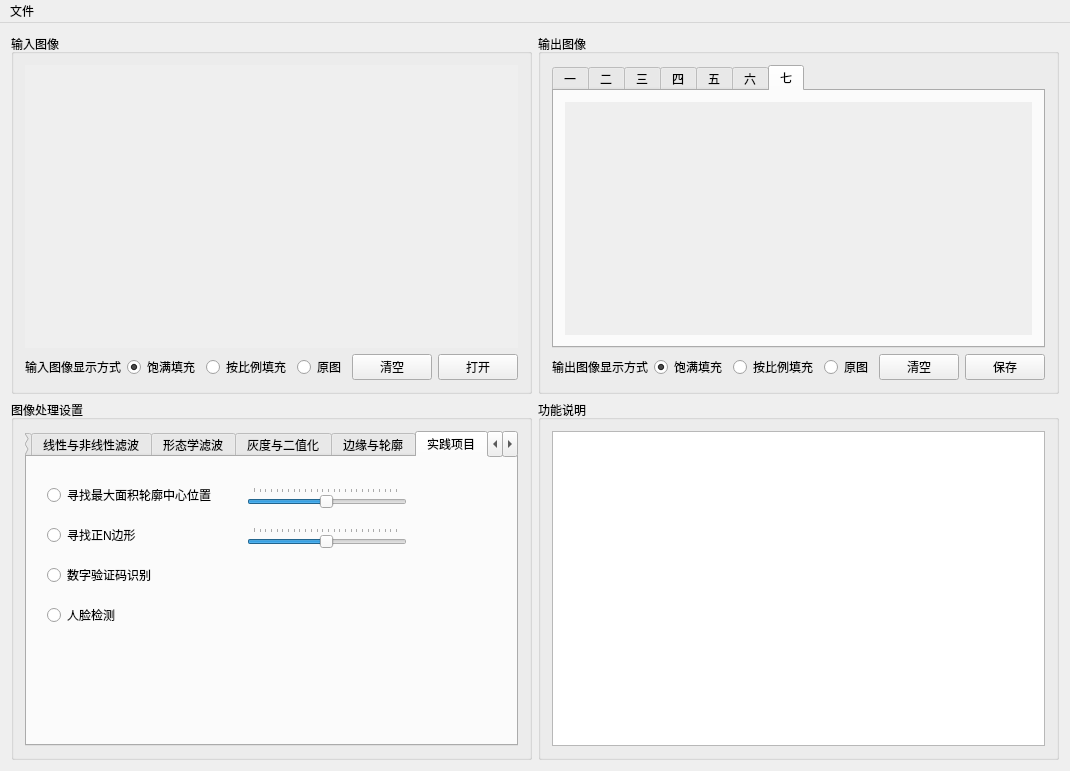
Above: contour/mainwindow.ui from BugAngel/ImageProcessingTeachingSoftware before the change. Below: the same form after it.
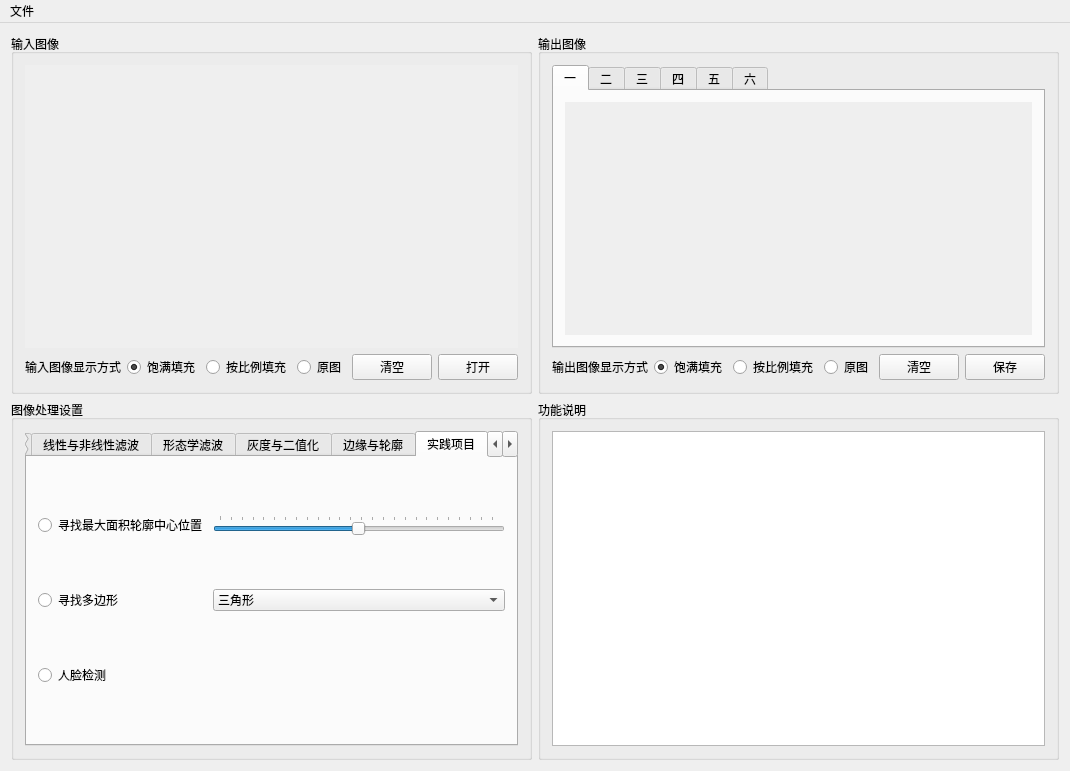
That is the form after the change. The open tabs and pages were chosen to show the change. Icons and pictures are not drawn.

Diff of the .ui file:
```diff
--- a/contour/mainwindow.ui
+++ b/contour/mainwindow.ui
@@ -324,36 +324,6 @@
            </item>
           </layout>
          </widget>
-         <widget class="QWidget" name="tab_11">
-          <attribute name="title">
-           <string>七</string>
-          </attribute>
-          <layout class="QHBoxLayout" name="horizontalLayout_10">
-           <item>
-            <widget class="QScrollArea" name="scrollAreaDstImage_7">
-             <property name="styleSheet">
-              <string notr="true">color: qlineargradient(spread:pad, x1:0, y1:0, x2:1, y2:0, stop:0 rgba(0, 0, 0, 255), stop:1 rgba(255, 255, 255, 255));</string>
-             </property>
-             <property name="frameShape">
-              <enum>QFrame::NoFrame</enum>
-             </property>
-             <property name="widgetResizable">
-              <bool>true</bool>
-             </property>
-             <widget class="QWidget" name="scrollAreaWidgetContents_8">
-              <property name="geometry">
-               <rect>
-                <x>0</x>
-                <y>0</y>
-                <width>475</width>
-                <height>251</height>
-               </rect>
-              </property>
-             </widget>
-            </widget>
-           </item>
-          </layout>
-         </widget>
         </widget>
        </item>
        <item>
@@ -1035,102 +1005,78 @@
           <attribute name="title">
            <string>实践项目</string>
           </attribute>
-          <widget class="QRadioButton" name="maxContourCenterRadioButton">
-           <property name="geometry">
-            <rect>
-             <x>20</x>
-             <y>30</y>
-             <width>171</width>
-             <height>16</height>
-            </rect>
-           </property>
-           <property name="text">
-            <string>寻找最大面积轮廓中心位置</string>
-           </property>
-          </widget>
-          <widget class="QRadioButton" name="regularPolygonRadioButton">
-           <property name="geometry">
-            <rect>
-             <x>20</x>
-             <y>70</y>
-             <width>89</width>
-             <height>16</height>
-            </rect>
-           </property>
-           <property name="text">
-            <string>寻找正N边形</string>
-           </property>
-          </widget>
-          <widget class="QRadioButton" name="digitalVerificationCodeRadioButton">
-           <property name="geometry">
-            <rect>
-             <x>20</x>
-             <y>110</y>
-             <width>121</width>
-             <height>16</height>
-            </rect>
-           </property>
-           <property name="text">
-            <string>数字验证码识别</string>
-           </property>
-          </widget>
-          <widget class="QRadioButton" name="faceDetectionRadioButton">
-           <property name="geometry">
-            <rect>
-             <x>20</x>
-             <y>150</y>
-             <width>89</width>
-             <height>16</height>
-            </rect>
-           </property>
-           <property name="text">
-            <string>人脸检测</string>
-           </property>
-          </widget>
-          <widget class="QSlider" name="maxContourCenterHorizontalSlider">
-           <property name="geometry">
-            <rect>
-             <x>220</x>
-             <y>30</y>
-             <width>160</width>
-             <height>22</height>
-            </rect>
-           </property>
-           <property name="maximum">
-            <number>255</number>
-           </property>
-           <property name="value">
-            <number>127</number>
-           </property>
-           <property name="orientation">
-            <enum>Qt::Horizontal</enum>
-           </property>
-           <property name="tickPosition">
-            <enum>QSlider::TicksAbove</enum>
-           </property>
-          </widget>
-          <widget class="QSlider" name="horizontalSlider_2">
-           <property name="geometry">
-            <rect>
-             <x>220</x>
-             <y>70</y>
-             <width>160</width>
-             <height>22</height>
-            </rect>
-           </property>
-           <property name="maximum">
-            <number>255</number>
-           </property>
-           <property name="value">
-            <number>127</number>
-           </property>
-           <property name="orientation">
-            <enum>Qt::Horizontal</enum>
-           </property>
-           <property name="tickPosition">
-            <enum>QSlider::TicksAbove</enum>
-           </property>
-          </widget>
+          <layout class="QGridLayout" name="gridLayout_7">
+           <item row="0" column="0">
+            <widget class="QRadioButton" name="maxContourCenterRadioButton">
+             <property name="text">
+              <string>寻找最大面积轮廓中心位置</string>
+             </property>
+             <attribute name="buttonGroup">
+              <string notr="true">practicalButtonGroup</string>
+             </attribute>
+            </widget>
+           </item>
+           <item row="0" column="1">
+            <widget class="QSlider" name="maxContourCenterHorizontalSlider">
+             <property name="maximum">
+              <number>255</number>
+             </property>
+             <property name="value">
+              <number>127</number>
+             </property>
+             <property name="orientation">
+              <enum>Qt::Horizontal</enum>
+             </property>
+             <property name="tickPosition">
+              <enum>QSlider::TicksAbove</enum>
+             </property>
+            </widget>
+           </item>
+           <item row="1" column="0">
+            <widget class="QRadioButton" name="searchPolygonRadioButton">
+             <property name="text">
+              <string>寻找多边形</string>
+             </property>
+             <attribute name="buttonGroup">
+              <string notr="true">practicalButtonGroup</string>
+             </attribute>
+            </widget>
+           </item>
+           <item row="1" column="1">
+            <widget class="QComboBox" name="searchPolygonComboBox">
+             <item>
+              <property name="text">
+               <string>三角形</string>
+              </property>
+             </item>
+             <item>
+              <property name="text">
+               <string>正方形</string>
+              </property>
+             </item>
+             <item>
+              <property name="text">
+               <string>五边形</string>
+              </property>
+             </item>
+             <item>
+              <property name="text">
+               <string>六边形</string>
+              </property>
+             </item>
+            </widget>
+           </item>
+           <item row="2" column="0">
+            <widget class="QRadioButton" name="faceDetectionRadioButton">
+             <property name="text">
+              <string>人脸检测</string>
+             </property>
+             <attribute name="buttonGroup">
+              <string notr="true">practicalButtonGroup</string>
+             </attribute>
+            </widget>
+           </item>
+          </layout>
          </widget>
          <widget class="QWidget" name="tab_12">
           <attribute name="title">
```
Left out of the diff: 10 changed lines with no effect on the pictures.
